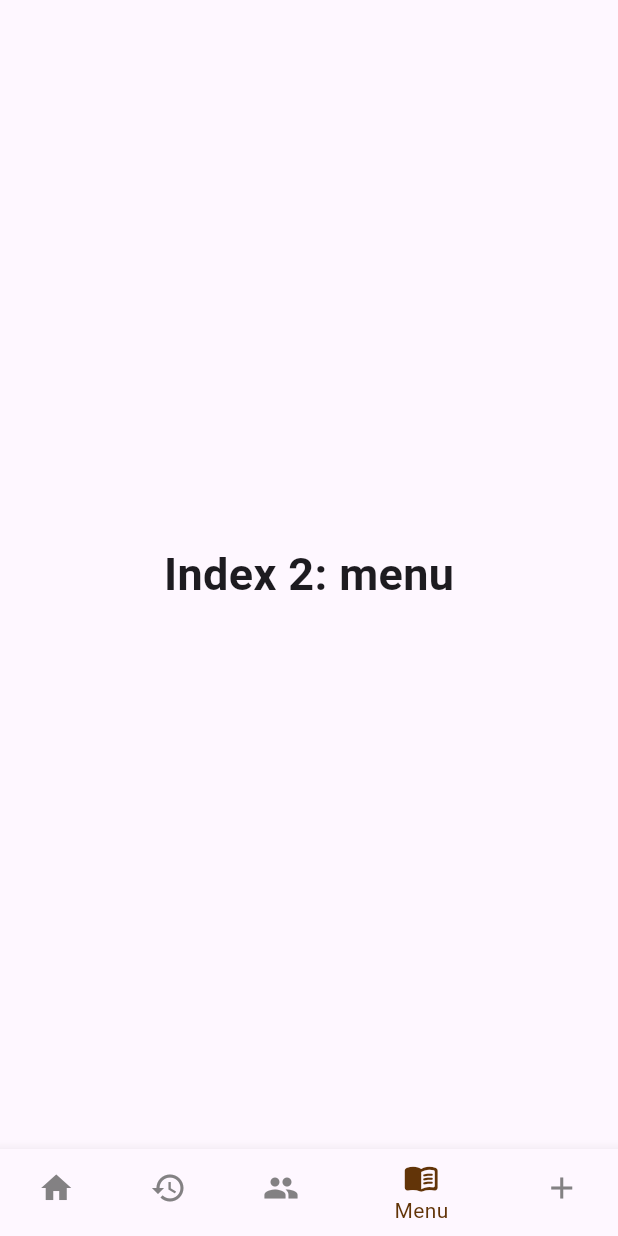
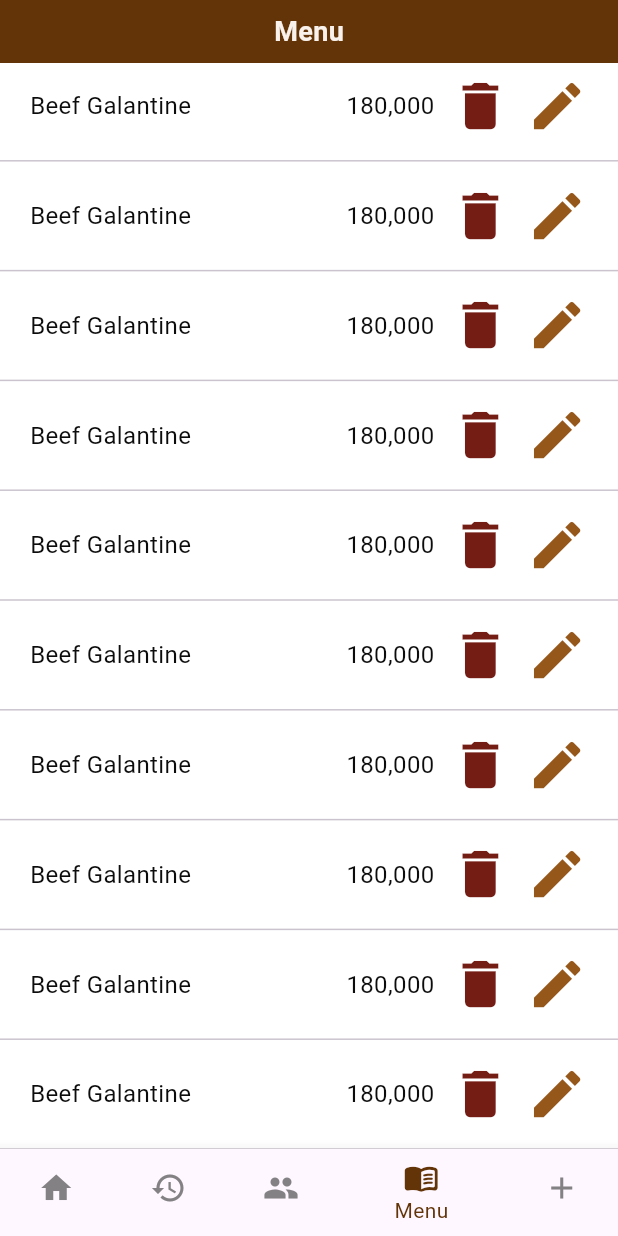
Before and after one commit to kezia2909/food_sales_recording_application, a Flutter app: the screen it shows after launch, item 4 of the bottom bar chosen, on a phone screen of 412 x 824 dp. Run offline on Flutter 3.47's test engine with Material 2 defaults, Android fonts, the phone set to English and light mode, and no system bars; missing offline and left inert: iconify_flutter.

Commit message:
menu page

```diff
--- /dev/null
+++ b/lib/pages/menu_page.dart
@@ -0,0 +1,101 @@
+import 'package:flutter/material.dart';
+import 'package:food_sales_recording_application/widgets/detail_text.dart';
+
+import '../utils/app_colors.dart';
+import '../widgets/title_text.dart';
+
+class MenuPage extends StatefulWidget {
+  const MenuPage({super.key});
+
+  @override
+  State<MenuPage> createState() => _MenuPageState();
+}
+
+class _MenuPageState extends State<MenuPage> {
+  @override
+  Widget build(BuildContext context) {
+    return Scaffold(
+      body: Container(
+          child: Column(
+        children: [
+          Container(
+            padding: EdgeInsets.symmetric(vertical: 8),
+            alignment: Alignment.center,
+            width: double.infinity,
+            color: Appcolors.darkColor,
+            child: TitleText(
+              text: "Menu",
+              isBold: true,
+            ),
+          ),
+          Expanded(
+            child: Container(
+              color: Colors.white,
+              child: ListView.builder(
+                padding: EdgeInsets.zero,
+                itemCount: 10,
+                itemBuilder: (context, index) {
+                  return Column(
+                    children: [
+                      Container(
+                        padding:
+                            EdgeInsets.symmetric(horizontal: 20, vertical: 8),
+                        child: Row(
+                          children: [
+                            Expanded(
+                              child: Row(
+                                mainAxisAlignment:
+                                    MainAxisAlignment.spaceBetween,
+                                children: [
+                                  DetailText(
+                                    text: "Beef Galantine",
+                                    size: 16,
+                                  ),
+                                  DetailText(
+                                    text: "180,000",
+                                    size: 16,
+                                  ),
+                                ],
+                              ),
+                            ),
+                            SizedBox(
+                              width: 10,
+                            ),
+                            Container(
+                              width: MediaQuery.of(context).size.width * 0.1,
+                              height: MediaQuery.of(context).size.width * 0.1,
+                              child: FittedBox(
+                                child: Icon(
+                                  Icons.delete,
+                                  color: Appcolors.redColor,
+                                ),
+                              ),
+                            ),
+                            SizedBox(
+                              width: 10,
+                            ),
+                            Container(
+                              width: MediaQuery.of(context).size.width * 0.1,
+                              height: MediaQuery.of(context).size.width * 0.1,
+                              child: FittedBox(
+                                child: Icon(
+                                  Icons.edit,
+                                  color: Appcolors.mediumColor,
+                                ),
+                              ),
+                            ),
+                          ],
+                        ),
+                      ),
+                      Divider()
+                    ],
+                  );
+                },
+              ),
+            ),
+          )
+        ],
+      )),
+    );
+  }
+}
--- a/lib/widgets/bottom_nav_bar.dart
+++ b/lib/widgets/bottom_nav_bar.dart
@@ -4,6 +4,7 @@ import 'package:food_sales_recording_application/pages/home_page.dart';
 import 'package:food_sales_recording_application/utils/app_colors.dart';
 
 import '../pages/customer_page.dart';
+import '../pages/menu_page.dart';
 
 class BottomNavBar extends StatefulWidget {
   const BottomNavBar({super.key});
@@ -20,10 +21,7 @@ class _BottomNavBarState extends State<BottomNavBar> {
     HomePage(),
     HistoryPage(),
     CustomerPage(),
-    Text(
-      'Index 2: menu',
-      style: optionStyle,
-    ),
+    MenuPage(),
     Text(
       'Index 2: add',
       style: optionStyle,
```
